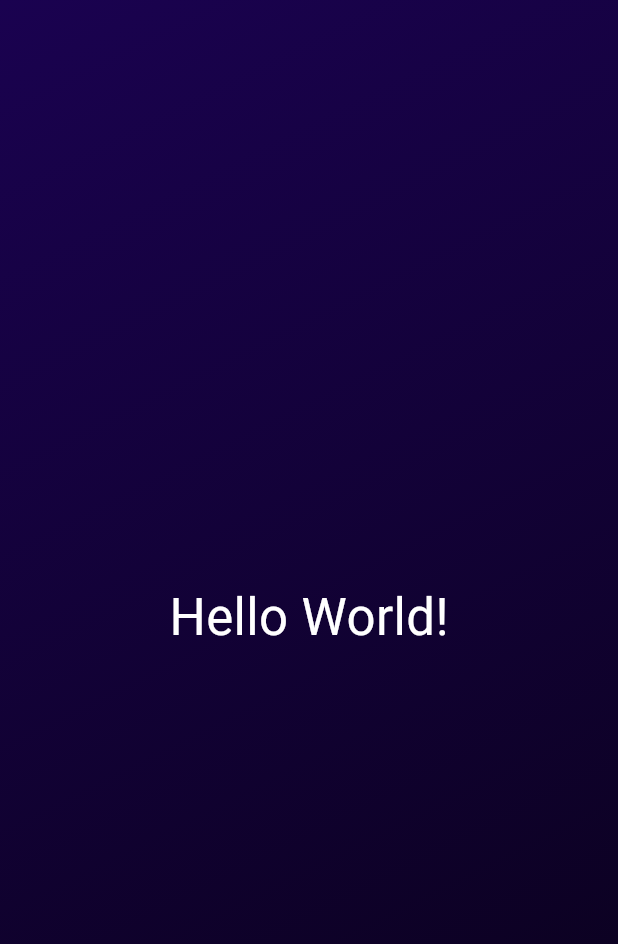
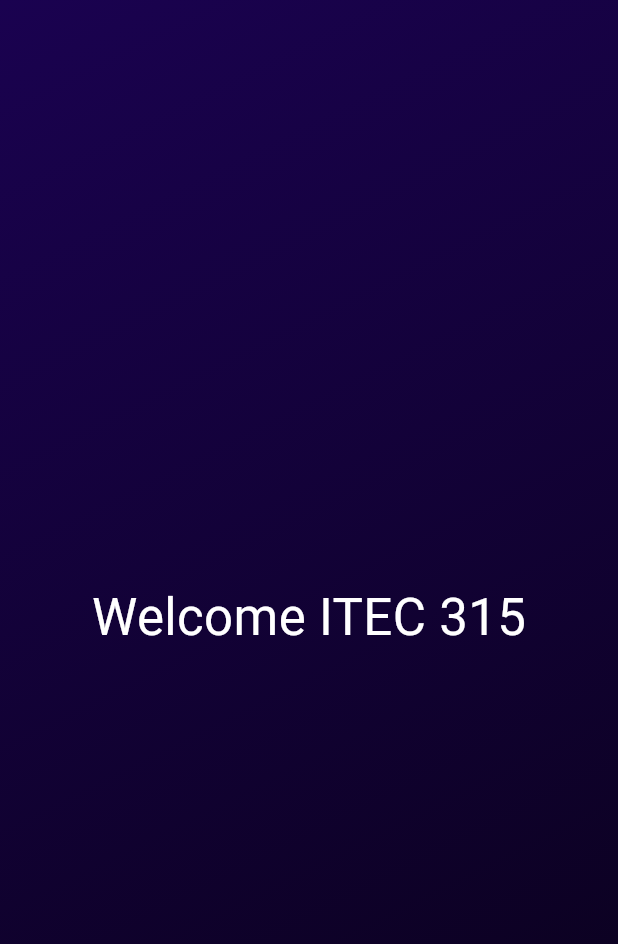
Before and after one commit to BenNassimi/first_app, a Flutter app: the screen it shows after launch, on a phone screen of 412 x 824 dp. Shown: the top 944 px of the screen. Run offline on Flutter 3.47's test engine with Material 3 defaults, Android fonts, the phone set to English and light mode, and no system bars.

Commit message:
Finished gradent container and centered

```diff
--- /dev/null
+++ b/lib/centered.dart
@@ -0,0 +1,18 @@
+import 'package:flutter/material.dart';
+
+class Centered extends StatelessWidget{
+  Centered(this.text, {super.key});
+  String text;
+  @override
+  Widget build(BuildContext context) {
+    return Center(
+      child: Text(
+        text,
+        style: TextStyle(
+          color: Colors.white,
+          fontSize: 34,
+        ),
+      ),
+    );
+  }
+}
--- a/lib/gradent_container.dart
+++ b/lib/gradent_container.dart
@@ -1,7 +1,10 @@
+import 'package:first_app/centered.dart';
 import 'package:flutter/widgets.dart';
 import 'package:flutter/material.dart';
 
 class GradientContainer extends StatelessWidget{
+  const GradientContainer({super.key});
+
   @override
   Widget build(BuildContext context) {
     return Container(
@@ -15,16 +18,7 @@ class GradientContainer extends StatelessWidget{
           ],
         ),
       ),
-          child: const Center(
-            child: Text(
-              "Hello World!",
-              style: TextStyle(
-                color: Colors.white,
-                fontSize: 34,
-              )
-            ),
-          ),
+      child: Centered("Welcome ITEC 315")
     );
   }
-
 }
--- a/lib/main.dart
+++ b/lib/main.dart
@@ -1,10 +1,11 @@
 import 'package:first_app/gradent_container.dart';
 import 'package:flutter/material.dart';
+
 void main() {
   runApp(
     MaterialApp(
       home: Scaffold(
-        body: GradientContainer()
+        body: GradientContainer(),
       ),
     ),
   );
```
Lines whose indentation alone changed are shown as unchanged.
